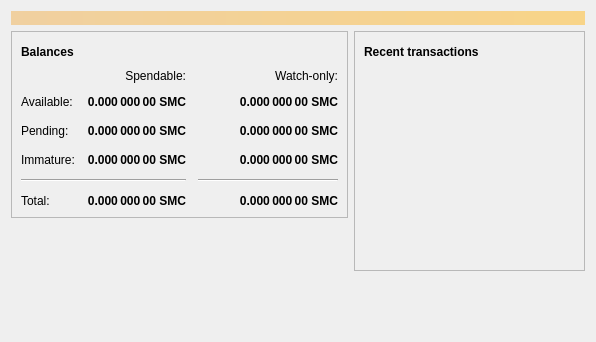
Before: the Qt Designer form src/qt/forms/overviewpage.ui in sarmadmakhdoom/cellcoin, drawn with Qt 5.
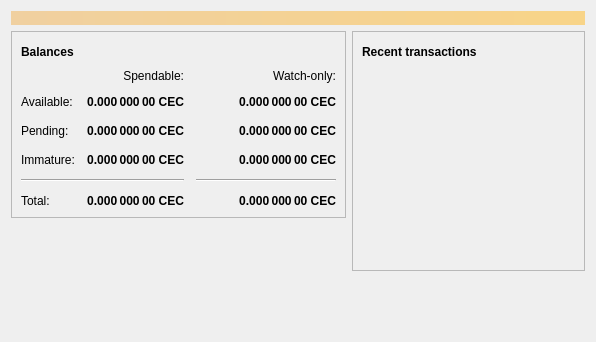
After: the same form once the commit is applied. Icons and pictures are not drawn.

Patch:
```diff
--- a/src/qt/forms/overviewpage.ui
+++ b/src/qt/forms/overviewpage.ui
@@ -129,7 +129,7 @@
                <string>Unconfirmed transactions to watch-only addresses</string>
               </property>
               <property name="text">
-               <string notr="true">0.000 000 00 SMC</string>
+               <string notr="true">0.000 000 00 CEC</string>
               </property>
               <property name="alignment">
                <set>Qt::AlignRight|Qt::AlignTrailing|Qt::AlignVCenter</set>
@@ -154,7 +154,7 @@
                <string>Total of transactions that have yet to be confirmed, and do not yet count toward the spendable balance</string>
               </property>
               <property name="text">
-               <string notr="true">0.000 000 00 SMC</string>
+               <string notr="true">0.000 000 00 CEC</string>
               </property>
               <property name="alignment">
                <set>Qt::AlignRight|Qt::AlignTrailing|Qt::AlignVCenter</set>
@@ -179,7 +179,7 @@
                <string>Mined balance in watch-only addresses that has not yet matured</string>
               </property>
               <property name="text">
-               <string notr="true">0.000 000 00 SMC</string>
+               <string notr="true">0.000 000 00 CEC</string>
               </property>
               <property name="alignment">
                <set>Qt::AlignRight|Qt::AlignTrailing|Qt::AlignVCenter</set>
@@ -237,7 +237,7 @@
                <string>Mined balance that has not yet matured</string>
               </property>
               <property name="text">
-               <string notr="true">0.000 000 00 SMC</string>
+               <string notr="true">0.000 000 00 CEC</string>
               </property>
               <property name="alignment">
                <set>Qt::AlignRight|Qt::AlignTrailing|Qt::AlignVCenter</set>
@@ -282,7 +282,7 @@
                <string>Your current total balance</string>
               </property>
               <property name="text">
-               <string notr="true">0.000 000 00 SMC</string>
+               <string notr="true">0.000 000 00 CEC</string>
               </property>
               <property name="alignment">
                <set>Qt::AlignRight|Qt::AlignTrailing|Qt::AlignVCenter</set>
@@ -307,7 +307,7 @@
                <string>Current total balance in watch-only addresses</string>
               </property>
               <property name="text">
-               <string notr="true">0.000 000 00 SMC</string>
+               <string notr="true">0.000 000 00 CEC</string>
               </property>
               <property name="alignment">
                <set>Qt::AlignRight|Qt::AlignTrailing|Qt::AlignVCenter</set>
@@ -349,7 +349,7 @@
                <string>Your current spendable balance</string>
               </property>
               <property name="text">
-               <string notr="true">0.000 000 00 SMC</string>
+               <string notr="true">0.000 000 00 CEC</string>
               </property>
               <property name="alignment">
                <set>Qt::AlignRight|Qt::AlignTrailing|Qt::AlignVCenter</set>
@@ -374,7 +374,7 @@
                <string>Your current balance in watch-only addresses</string>
               </property>
               <property name="text">
-               <string notr="true">0.000 000 00 SMC</string>
+               <string notr="true">0.000 000 00 CEC</string>
               </property>
               <property name="alignment">
                <set>Qt::AlignRight|Qt::AlignTrailing|Qt::AlignVCenter</set>
```
Left out of the diff: 4 changed lines with no effect on the pictures.
